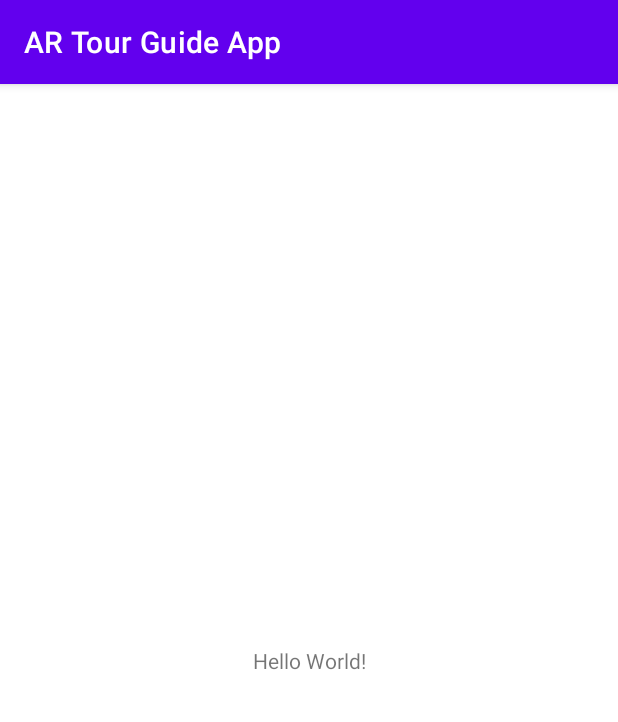
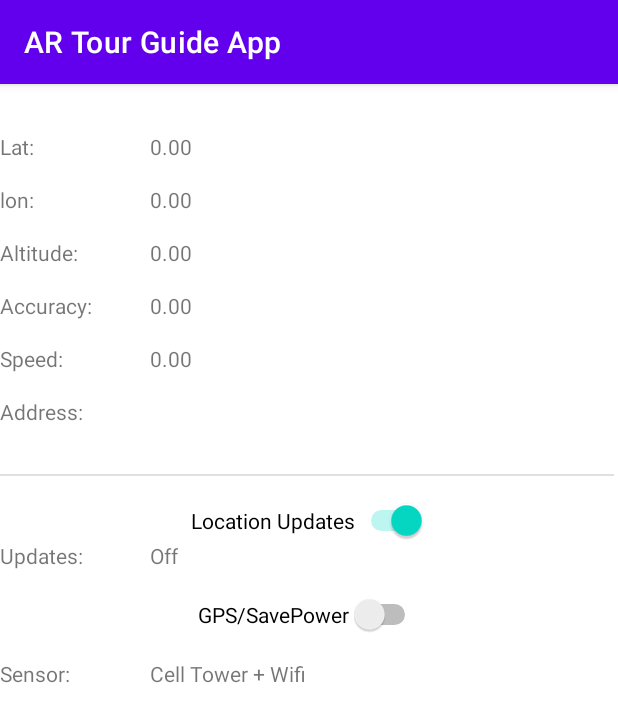
Before and after one commit to Nick-Vyvyan/ar-tour-guide, an Android app: the screen it shows after launch (MainActivity before the commit, GpsActivity after it), on a phone screen of 412 x 824 dp. Shown: the top 722 px of the screen. Run offline under Robolectric (Android 15) with nearby library versions, the phone set to English and light mode, and no system bars.

Commit message:
add layout and some setup for basic gps functionality
currently set up in a more 'demo' way. will be refactored in the future to suit our app's more specific needs

```diff
--- a/Project/app/build.gradle
+++ b/Project/app/build.gradle
@@ -36,6 +36,7 @@ dependencies {
     implementation 'androidx.appcompat:appcompat:1.4.1'
     implementation 'com.google.android.material:material:1.6.0'
     implementation 'androidx.constraintlayout:constraintlayout:2.1.4'
+    implementation 'com.google.android.gms:play-services-location:20.0.0'
     testImplementation 'junit:junit:4.13.2'
     androidTestImplementation 'androidx.test.ext:junit:1.1.3'
     androidTestImplementation 'androidx.test.espresso:espresso-core:3.4.0'
--- a/Project/app/src/main/AndroidManifest.xml
+++ b/Project/app/src/main/AndroidManifest.xml
@@ -14,6 +14,13 @@
         android:theme="@style/Theme.ARTourGuideApp"
         tools:targetApi="31">
         <activity
+            android:name=".GpsActivity"
+            android:exported="false">
+            <meta-data
+                android:name="android.app.lib_name"
+                android:value="" />
+        </activity>
+        <activity
             android:name=".MainActivity"
             android:exported="true">
             <intent-filter>
--- /dev/null
+++ b/Project/app/src/main/java/com/example/artourguideapp/GpsActivity.kt
@@ -0,0 +1,77 @@
+package com.example.artourguideapp
+
+import androidx.appcompat.app.AppCompatActivity
+import android.os.Bundle
+import android.widget.Switch
+import android.widget.TextView
+import com.google.android.gms.location.FusedLocationProviderClient
+import com.google.android.gms.location.LocationRequest
+import com.google.android.gms.location.Priority
+
+private const val DEFAULT_UPDATE_INTERVAL : Long = 30
+private const val FAST_UPDATE_INTERVAL : Long = 5
+
+class GpsActivity : AppCompatActivity() {
+
+    // Text View UI Elements
+    lateinit var tv_lat : TextView
+    lateinit var tv_lon : TextView
+    lateinit var tv_altitude : TextView
+    lateinit var tv_accuracy : TextView
+    lateinit var tv_speed : TextView
+    lateinit var tv_sensor : TextView
+    lateinit var tv_updates : TextView
+    lateinit var tv_address : TextView
+
+    // Switch UI Elements
+    lateinit var sw_locationupdates : Switch
+    lateinit var sw_gps : Switch
+
+    var updateOn : Boolean = false
+
+    // Location Request is config file for settings of FusedLocationProviderClient
+    lateinit var locationRequest: LocationRequest
+
+    // Google API for location services
+    lateinit var fusedLocationProviderClient: FusedLocationProviderClient
+
+
+
+    override fun onCreate(savedInstanceState: Bundle?) {
+        super.onCreate(savedInstanceState)
+        setContentView(R.layout.activity_gps)
+
+        //give UI variables values
+        tv_lat = findViewById(R.id.tv_lat)
+        tv_lon = findViewById(R.id.tv_lon)
+        tv_altitude = findViewById(R.id.tv_altitude)
+        tv_accuracy = findViewById(R.id.tv_accuracy)
+        tv_speed = findViewById(R.id.tv_speed)
+        tv_updates = findViewById(R.id.tv_updates)
+        tv_sensor = findViewById(R.id.tv_sensor)
+        tv_address = findViewById(R.id.tv_address)
+
+        sw_locationupdates = findViewById(R.id.sw_locationsupdates)
+        sw_gps = findViewById(R.id.sw_gps)
+
+
+        // set properties of location request
+        locationRequest = LocationRequest()
+
+        // set default location check frequency
+        locationRequest.setInterval(1000 * DEFAULT_UPDATE_INTERVAL)
+        //set fastest location check frequency
+        locationRequest.setFastestInterval(1000 * FAST_UPDATE_INTERVAL)
+
+        locationRequest.setPriority(Priority.PRIORITY_BALANCED_POWER_ACCURACY)
+    }
+
+
+
+
+
+
+
+
+
+}
--- a/Project/app/src/main/java/com/example/artourguideapp/MainActivity.kt
+++ b/Project/app/src/main/java/com/example/artourguideapp/MainActivity.kt
@@ -1,5 +1,6 @@
 package com.example.artourguideapp
 
+import android.content.Intent
 import androidx.appcompat.app.AppCompatActivity
 import android.os.Bundle
 
@@ -7,5 +8,9 @@ class MainActivity : AppCompatActivity() {
     override fun onCreate(savedInstanceState: Bundle?) {
         super.onCreate(savedInstanceState)
         setContentView(R.layout.activity_main)
+
+        val intent = Intent(this, GpsActivity::class.java)
+        startActivity(intent)
     }
+
 }
--- /dev/null
+++ b/Project/app/src/main/res/layout/activity_gps.xml
@@ -0,0 +1,175 @@
+<?xml version="1.0" encoding="utf-8"?>
+<androidx.constraintlayout.widget.ConstraintLayout xmlns:android="http://schemas.android.com/apk/res/android"
+    xmlns:app="http://schemas.android.com/apk/res-auto"
+    xmlns:tools="http://schemas.android.com/tools"
+    android:layout_width="match_parent"
+    android:layout_height="match_parent"
+    tools:context=".MainActivity">
+
+    <TextView
+        android:id="@+id/tv_labellat"
+        android:layout_width="100dp"
+        android:layout_height="wrap_content"
+        android:layout_marginTop="32dp"
+        android:text="Lat:"
+        app:layout_constraintStart_toStartOf="parent"
+        app:layout_constraintTop_toTopOf="parent" />
+
+    <TextView
+        android:id="@+id/tv_lat"
+        android:layout_width="wrap_content"
+        android:layout_height="wrap_content"
+        android:layout_marginTop="32dp"
+        android:text="0.00"
+        app:layout_constraintStart_toEndOf="@+id/tv_labellat"
+        app:layout_constraintTop_toTopOf="parent" />
+
+    <TextView
+        android:id="@+id/tv_labellon"
+        android:layout_width="100dp"
+        android:layout_height="wrap_content"
+        android:layout_marginTop="16dp"
+        android:text="lon:"
+        app:layout_constraintStart_toStartOf="parent"
+        app:layout_constraintTop_toBottomOf="@+id/tv_labellat" />
+
+    <TextView
+        android:id="@+id/tv_lon"
+        android:layout_width="wrap_content"
+        android:layout_height="wrap_content"
+        android:layout_marginTop="16dp"
+        android:text="0.00"
+        app:layout_constraintStart_toEndOf="@+id/tv_labellon"
+        app:layout_constraintTop_toBottomOf="@+id/tv_lat" />
+
+    <TextView
+        android:id="@+id/tv_labelaltitude"
+        android:layout_width="100dp"
+        android:layout_height="wrap_content"
+        android:layout_marginTop="16dp"
+        android:text="Altitude:"
+        app:layout_constraintStart_toStartOf="parent"
+        app:layout_constraintTop_toBottomOf="@+id/tv_labellon" />
+
+    <TextView
+        android:id="@+id/tv_altitude"
+        android:layout_width="wrap_content"
+        android:layout_height="wrap_content"
+        android:text="0.00"
+        app:layout_constraintStart_toEndOf="@+id/tv_labelaltitude"
+        app:layout_constraintTop_toTopOf="@+id/tv_labelaltitude" />
+
+    <TextView
+        android:id="@+id/tv_labelaccuracy"
+        android:layout_width="100dp"
+        android:layout_height="wrap_content"
+        android:layout_marginTop="16dp"
+        android:text="Accuracy:"
+        app:layout_constraintStart_toStartOf="parent"
+        app:layout_constraintTop_toBottomOf="@+id/tv_labelaltitude" />
+
+    <TextView
+        android:id="@+id/tv_accuracy"
+        android:layout_width="wrap_content"
+        android:layout_height="wrap_content"
+        android:text="0.00"
+        app:layout_constraintStart_toEndOf="@+id/tv_labelaccuracy"
+        app:layout_constraintTop_toTopOf="@+id/tv_labelaccuracy" />
+
+    <TextView
+        android:id="@+id/tv_labelspeed"
+        android:layout_width="100dp"
+        android:layout_height="wrap_content"
+        android:layout_marginTop="16dp"
+        android:text="Speed:"
+        app:layout_constraintStart_toStartOf="parent"
+        app:layout_constraintTop_toBottomOf="@+id/tv_labelaccuracy" />
+
+    <TextView
+        android:id="@+id/tv_speed"
+        android:layout_width="wrap_content"
+        android:layout_height="wrap_content"
+        android:text="0.00"
+        app:layout_constraintStart_toEndOf="@+id/tv_labelspeed"
+        app:layout_constraintTop_toTopOf="@+id/tv_labelspeed" />
+
+    <TextView
+        android:id="@+id/tv_labelsensor"
+        android:layout_width="100dp"
+        android:layout_height="wrap_content"
+        android:layout_marginTop="16dp"
+        android:text="Sensor:"
+        app:layout_constraintStart_toStartOf="parent"
+        app:layout_constraintTop_toBottomOf="@+id/sw_gps" />
+
+    <TextView
+        android:id="@+id/tv_sensor"
+        android:layout_width="wrap_content"
+        android:layout_height="wrap_content"
+        android:text="Cell Tower + Wifi"
+        app:layout_constraintStart_toEndOf="@+id/tv_labelsensor"
+        app:layout_constraintTop_toTopOf="@+id/tv_labelsensor" />
+
+    <TextView
+        android:id="@+id/tv_labelupdates"
+        android:layout_width="100dp"
+        android:layout_height="wrap_content"
+        android:text="Updates:"
+        app:layout_constraintStart_toStartOf="parent"
+        app:layout_constraintTop_toBottomOf="@+id/sw_locationsupdates" />
+
+    <TextView
+        android:id="@+id/tv_updates"
+        android:layout_width="wrap_content"
+        android:layout_height="wrap_content"
+        android:text="Off"
+        app:layout_constraintStart_toEndOf="@+id/tv_labelupdates"
+        app:layout_constraintTop_toTopOf="@+id/tv_labelupdates" />
+
+    <Switch
+        android:id="@+id/sw_locationsupdates"
+        android:layout_width="wrap_content"
+        android:layout_height="wrap_content"
+        android:layout_marginTop="16dp"
+        android:checked="true"
+        android:text="Location Updates"
+        app:layout_constraintEnd_toEndOf="parent"
+        app:layout_constraintStart_toStartOf="parent"
+        app:layout_constraintTop_toBottomOf="@+id/divider" />
+
+    <Switch
+        android:id="@+id/sw_gps"
+        android:layout_width="wrap_content"
+        android:layout_height="wrap_content"
+        android:layout_marginTop="16dp"
+        android:text="GPS/SavePower"
+        app:layout_constraintEnd_toEndOf="parent"
+        app:layout_constraintStart_toStartOf="parent"
+        app:layout_constraintTop_toBottomOf="@+id/tv_labelupdates" />
+
+    <TextView
+        android:id="@+id/tv_address"
+        android:layout_width="wrap_content"
+        android:layout_height="wrap_content"
+        app:layout_constraintStart_toEndOf="@+id/tv_lbladdress"
+        app:layout_constraintTop_toTopOf="@+id/tv_lbladdress" />
+
+    <TextView
+        android:id="@+id/tv_lbladdress"
+        android:layout_width="100dp"
+        android:layout_height="wrap_content"
+        android:layout_marginTop="16dp"
+        android:text="Address:"
+        app:layout_constraintStart_toStartOf="parent"
+        app:layout_constraintTop_toBottomOf="@+id/tv_labelspeed" />
+
+    <View
+        android:id="@+id/divider"
+        android:layout_width="409dp"
+        android:layout_height="1dp"
+        android:layout_marginTop="32dp"
+        android:background="?android:attr/listDivider"
+        app:layout_constraintTop_toBottomOf="@+id/tv_address"
+        tools:layout_editor_absoluteX="1dp" />
+
+</androidx.constraintlayout.widget.ConstraintLayout>
--- a/Project/app/src/main/res/layout/activity_main.xml
+++ b/Project/app/src/main/res/layout/activity_main.xml
@@ -6,13 +6,4 @@
     android:layout_height="match_parent"
     tools:context=".MainActivity">
 
-    <TextView
-        android:layout_width="wrap_content"
-        android:layout_height="wrap_content"
-        android:text="Hello World!"
-        app:layout_constraintBottom_toBottomOf="parent"
-        app:layout_constraintEnd_toEndOf="parent"
-        app:layout_constraintStart_toStartOf="parent"
-        app:layout_constraintTop_toTopOf="parent" />
-
 </androidx.constraintlayout.widget.ConstraintLayout>
```
